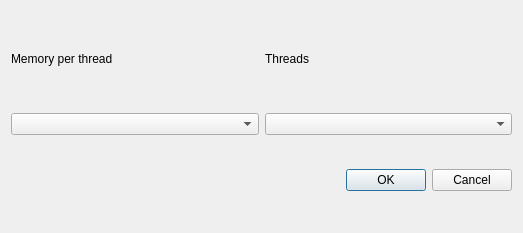
The window that TranslatorSettingsDialog.ui (XapaJIaMnu/translateLocally) describes before a commit, drawn with Qt 5.
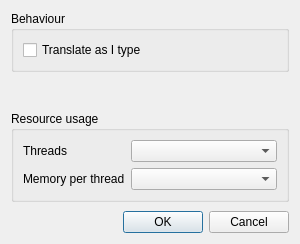
The same window after the commit.

Commit message: Update layout of settings dialog; add translate-as-i-type option

Patch:
```diff
--- a/TranslatorSettingsDialog.ui
+++ b/TranslatorSettingsDialog.ui
@@ -6,34 +6,66 @@
    <rect>
     <x>0</x>
     <y>0</y>
-    <width>523</width>
-    <height>233</height>
+    <width>300</width>
+    <height>244</height>
    </rect>
   </property>
   <property name="windowTitle">
    <string>Dialog</string>
   </property>
-  <layout class="QGridLayout" name="gridLayout">
-   <item row="5" column="2">
-    <widget class="QComboBox" name="coresBox"/>
+  <layout class="QVBoxLayout" name="verticalLayout">
+   <item alignment="Qt::AlignTop">
+    <widget class="QGroupBox" name="behaviourGroup">
+     <property name="title">
+      <string>Behaviour</string>
+     </property>
+     <layout class="QVBoxLayout" name="verticalLayout_2">
+      <item alignment="Qt::AlignTop">
+       <widget class="QCheckBox" name="translateImmediatelyCheckbox">
+        <property name="text">
+         <string>Translate as I type</string>
+        </property>
+       </widget>
+      </item>
+     </layout>
+    </widget>
    </item>
-   <item row="4" column="1">
-    <widget class="QLabel" name="memoryLbl">
-     <property name="maximumSize">
-      <size>
-       <width>16777215</width>
-       <height>40</height>
-      </size>
+   <item alignment="Qt::AlignTop">
+    <widget class="QGroupBox" name="resourceGroup">
+     <property name="title">
+      <string>Resource usage</string>
      </property>
-     <property name="text">
-      <string>Memory per thread</string>
-     </property>
+     <layout class="QFormLayout" name="formLayout_2">
+      <item row="0" column="0">
+       <widget class="QLabel" name="coresLbl">
+        <property name="text">
+         <string>Threads</string>
+        </property>
+        <property name="buddy">
+         <cstring>coresBox</cstring>
+        </property>
+       </widget>
+      </item>
+      <item row="1" column="1">
+       <widget class="QComboBox" name="memoryBox"/>
+      </item>
+      <item row="0" column="1">
+       <widget class="QComboBox" name="coresBox"/>
+      </item>
+      <item row="1" column="0">
+       <widget class="QLabel" name="memoryLbl">
+        <property name="text">
+         <string>Memory per thread</string>
+        </property>
+        <property name="buddy">
+         <cstring>memoryBox</cstring>
+        </property>
+       </widget>
+      </item>
+     </layout>
     </widget>
    </item>
-   <item row="5" column="1">
-    <widget class="QComboBox" name="memoryBox"/>
-   </item>
-   <item row="6" column="1" colspan="2">
+   <item>
     <widget class="QDialogButtonBox" name="buttonBox">
      <property name="orientation">
       <enum>Qt::Horizontal</enum>
@@ -43,19 +75,6 @@
      </property>
     </widget>
    </item>
-   <item row="4" column="2">
-    <widget class="QLabel" name="CoresLbl">
-     <property name="maximumSize">
-      <size>
-       <width>16777215</width>
-       <height>40</height>
-      </size>
-     </property>
-     <property name="text">
-      <string>Threads</string>
-     </property>
-    </widget>
-   </item>
   </layout>
  </widget>
  <resources/>
```
Left out of the diff: 18 changed lines with no effect on the pictures. The commit also changes 2 other files.
